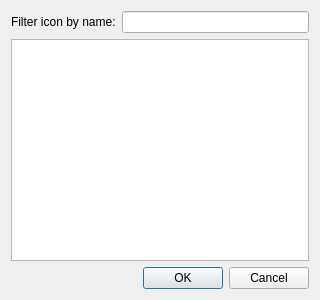
Tulip-Dev/tulip, file library/tulip-gui/designer/TulipFontIconDialog.ui: the form before one commit.
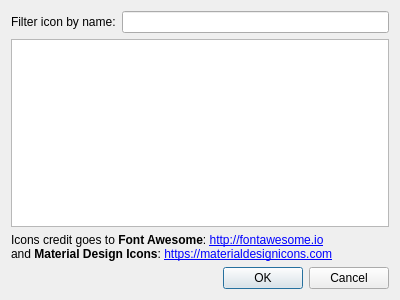
The form after the commit.

```diff
--- a/library/tulip-gui/designer/TulipFontIconDialog.ui
+++ b/library/tulip-gui/designer/TulipFontIconDialog.ui
@@ -6,13 +6,13 @@
    <rect>
     <x>0</x>
     <y>0</y>
-    <width>320</width>
+    <width>400</width>
     <height>300</height>
    </rect>
   </property>
   <property name="minimumSize">
    <size>
-    <width>320</width>
+    <width>400</width>
     <height>300</height>
    </size>
   </property>
@@ -44,6 +44,21 @@
    <item>
     <widget class="QListWidget" name="iconListWidget"/>
    </item>
+   <item>
+    <widget class="QLabel" name="iconsCreditLabel">
+     <property name="text">
+      <string>&lt;p&gt;
+Icons credit goes to &lt;b&gt;Font Awesome&lt;/b&gt;: &lt;a href=&quot;http://fontawesome.io&quot;&gt;http://fontawesome.io&lt;/a&gt;&lt;br/&gt; and &lt;b&gt;Material Design Icons&lt;/b&gt;: &lt;a href=&quot;https://materialdesignicons.com&quot;&gt;https://materialdesignicons.com&lt;/a&gt; 
+&lt;/p&gt;</string>
+     </property>
+     <property name="textFormat">
+      <enum>Qt::AutoText</enum>
+     </property>
+     <property name="openExternalLinks">
+      <bool>false</bool>
+     </property>
+    </widget>
+   </item>
    <item>
     <widget class="QDialogButtonBox" name="buttonBox">
      <property name="orientation">
```
